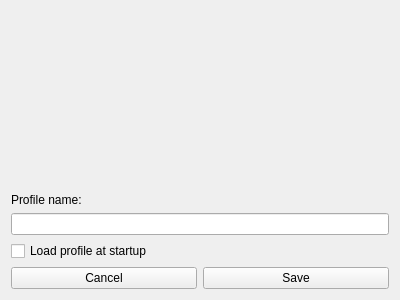
First picture: the form in SaveProfilePopup.ui, repository DLdota/OpenRGBEffectsPlugin, before the edit.
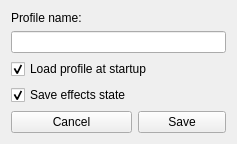
Second picture: the form after the edit.

Commit message: Effect page rework, WIP

```diff
--- a/SaveProfilePopup.ui
+++ b/SaveProfilePopup.ui
@@ -6,8 +6,8 @@
    <rect>
     <x>0</x>
     <y>0</y>
-    <width>400</width>
-    <height>300</height>
+    <width>237</width>
+    <height>140</height>
    </rect>
   </property>
   <property name="windowTitle">
@@ -21,6 +21,23 @@
      </property>
     </widget>
    </item>
+   <item row="0" column="0" colspan="2">
+    <widget class="QLabel" name="label">
+     <property name="text">
+      <string>Profile name:</string>
+     </property>
+    </widget>
+   </item>
+   <item row="3" column="0">
+    <widget class="QCheckBox" name="save_effects_state">
+     <property name="text">
+      <string>Save effects state</string>
+     </property>
+     <property name="checked">
+      <bool>true</bool>
+     </property>
+    </widget>
+   </item>
    <item row="4" column="0">
     <widget class="QPushButton" name="cancel">
      <property name="text">
@@ -28,35 +45,18 @@
      </property>
     </widget>
    </item>
-   <item row="3" column="0" colspan="2">
+   <item row="2" column="0" colspan="2">
     <widget class="QCheckBox" name="load_at_startup">
      <property name="text">
       <string>Load profile at startup</string>
      </property>
+     <property name="checked">
+      <bool>true</bool>
+     </property>
     </widget>
    </item>
-   <item row="2" column="0" colspan="2">
-    <widget class="QLineEdit" name="filename"/>
-   </item>
    <item row="1" column="0" colspan="2">
-    <widget class="QLabel" name="label">
-     <property name="text">
-      <string>Profile name:</string>
-     </property>
-    </widget>
-   </item>
-   <item row="0" column="0" colspan="2">
-    <spacer name="verticalSpacer">
-     <property name="orientation">
-      <enum>Qt::Vertical</enum>
-     </property>
-     <property name="sizeHint" stdset="0">
-      <size>
-       <width>20</width>
-       <height>40</height>
-      </size>
-     </property>
-    </spacer>
+    <widget class="QLineEdit" name="filename"/>
    </item>
   </layout>
  </widget>
```
The commit also changes 39 other files.
